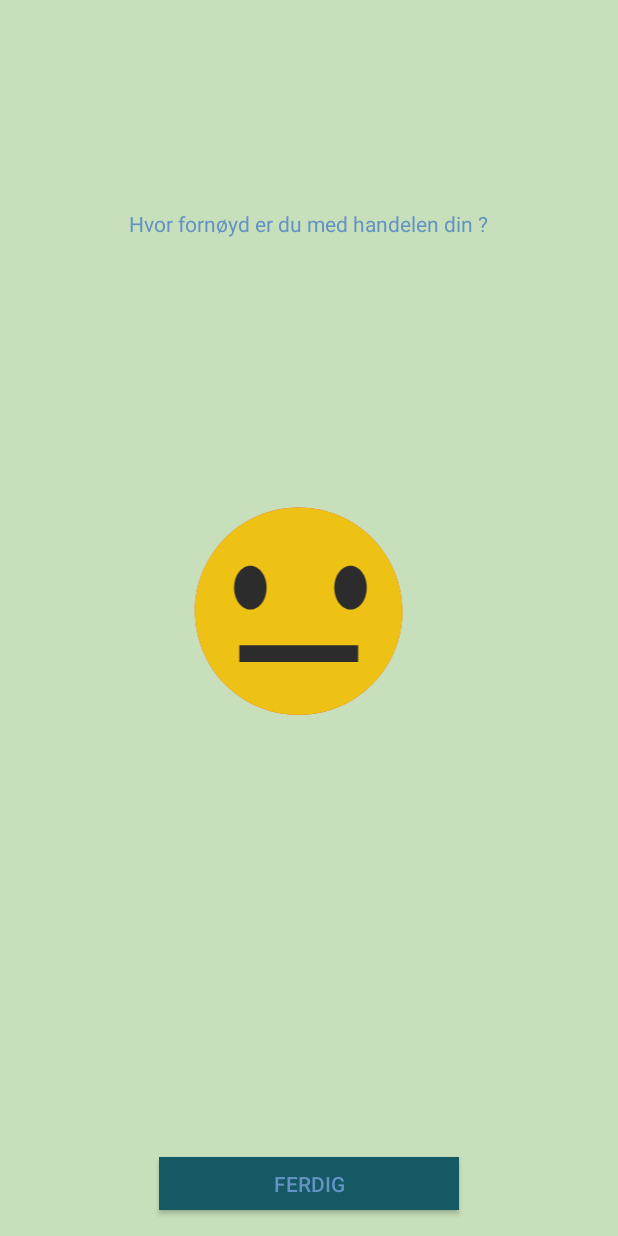
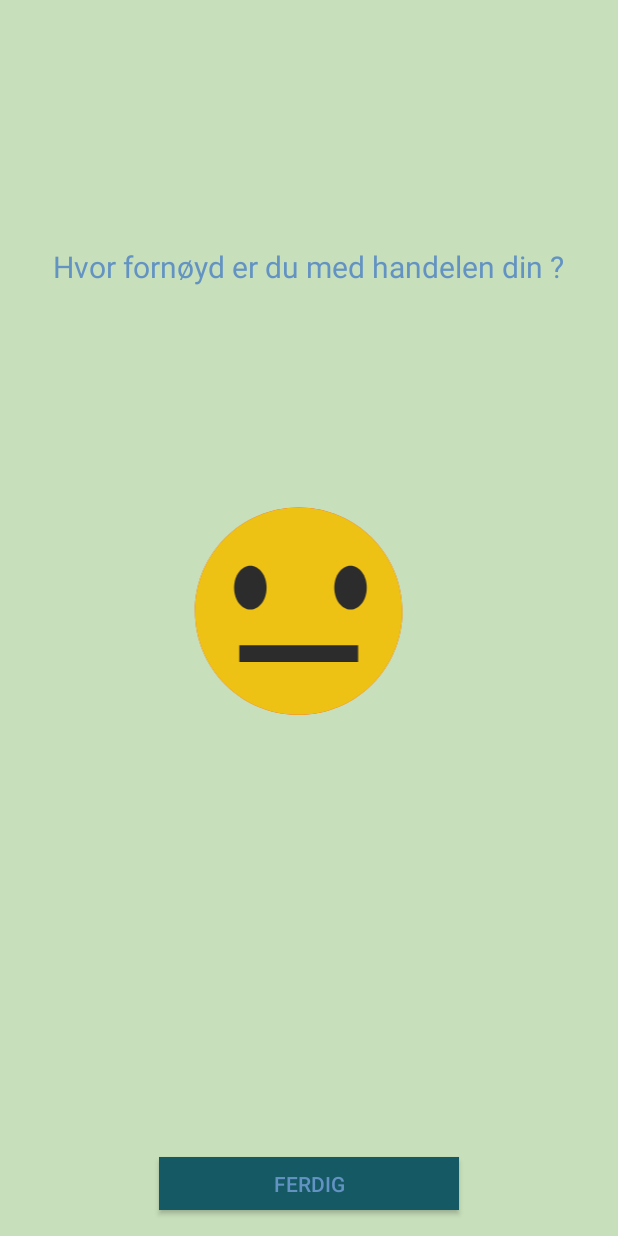
Before and after one commit to JoakimGreger/gruppe39-bachelor, an Android app: the DragActivity screen opened directly, with no data from a screen before it, on a phone screen of 412 x 824 dp. Run offline under Robolectric (Android 15) with nearby library versions, the phone set to English and light mode, and no system bars.

Commit message:
edit txtsss

```diff
--- a/CEapp/app/src/main/res/layout/activity_drag.xml
+++ b/CEapp/app/src/main/res/layout/activity_drag.xml
@@ -49,7 +49,7 @@
         android:textColor="#6393C3"
         android:padding="5dp"
         android:layout_width="wrap_content"
-        android:layout_alignBaseline="@+id/dirTxt"
-        android:layout_alignBottom="@+id/dirTxt"
+        android:textSize="20dp"
+        android:layout_below="@+id/dirTxt"
         android:layout_centerHorizontal="true" />
 </RelativeLayout>
```
